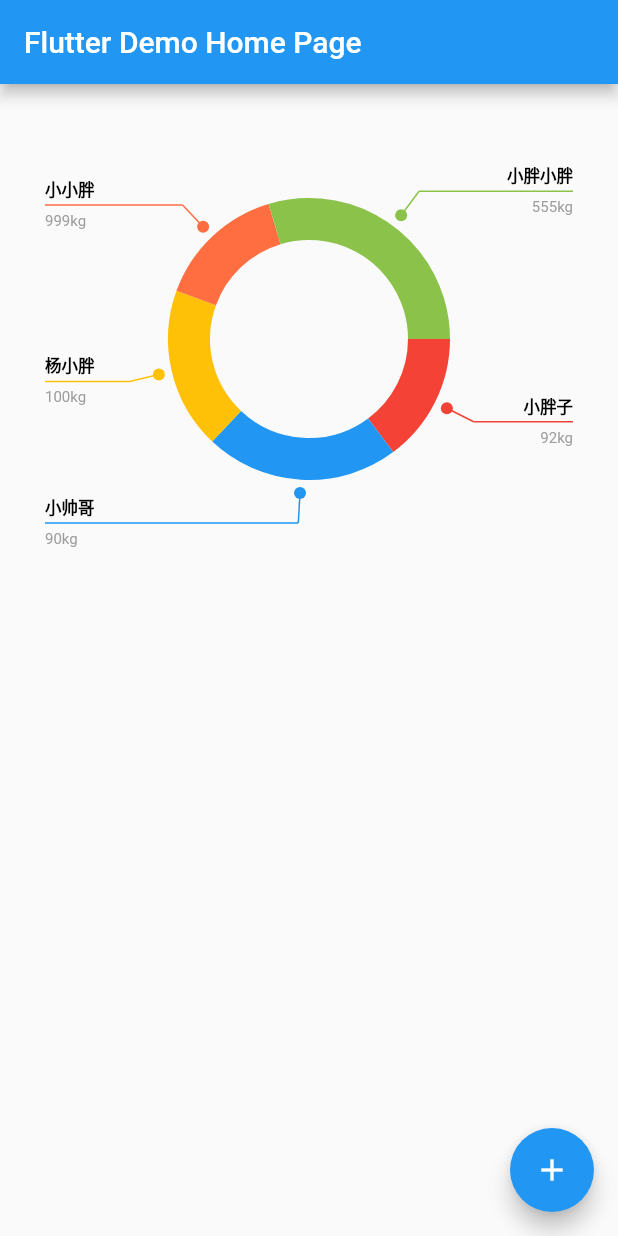
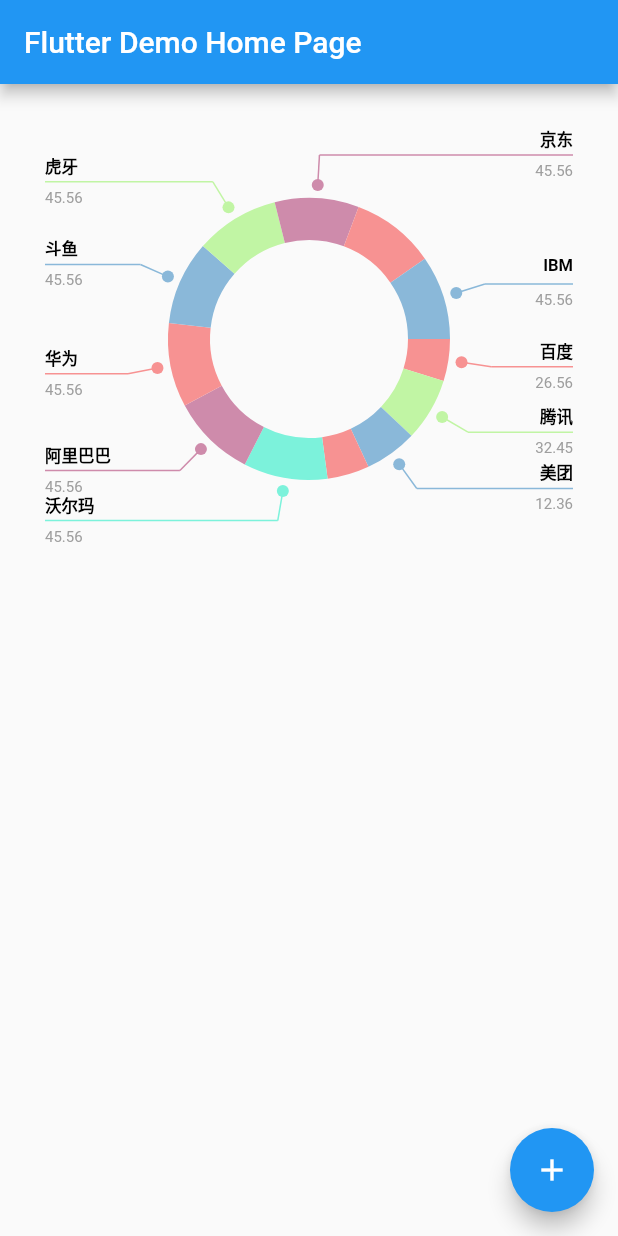
Before and after one commit to old-traveler/flutter_dsic, a Flutter app: the screen it shows after launch, on a phone screen of 412 x 824 dp. Run offline on Flutter 3.47's test engine with Material 2 defaults, Android fonts, the phone set to English and light mode, and no system bars.

```diff
--- a/example/lib/main.dart
+++ b/example/lib/main.dart
@@ -34,33 +34,68 @@ class _MyHomePageState extends State<MyHomePage> {
       appBar: AppBar(title: Text(widget.title)),
       body: Container(
           child: Disc(
-            padding: EdgeInsets.symmetric(vertical: 50,horizontal: 20),
+        padding: EdgeInsets.symmetric(vertical: 50, horizontal: 20),
         items: [
           DiscItem(
               value: 20,
-                  color: Colors.red,
-                  topText: '小胖子',
-                  bottomText: '92kg'),
+              color: Color(0xfff79292),
+              topText: '百度',
+              bottomText: '26.56'),
           DiscItem(
               value: 30,
-                  color: Colors.blue,
-                  topText: '小帅哥',
-                  bottomText: '90kg'),
+              color: Color(0xFFc1f5a4),
+              topText: '腾讯',
+              bottomText: '32.45'),
           DiscItem(
               value: 25,
-                  color: Colors.amber,
-                  topText: '杨小胖',
-                  bottomText: '100kg'),
+              color: Color(0xff8ab8d9),
+              topText: '美团',
+              bottomText: '12.36'),
           DiscItem(
               value: 20,
-                  color: Colors.deepOrangeAccent,
-                  topText: '小小胖',
-                  bottomText: '999kg'),
+              color: Color(0xfff79292),
+              topText: 'Google',
+              bottomText: '56.23'),
           DiscItem(
               value: 40,
-                  color: Colors.lightGreen,
-                  topText: '小胖小胖',
-                  bottomText: '555kg'),
+              color: Color(0xff7cf2db),
+              topText: '沃尔玛',
+              bottomText: '45.56'),
+          DiscItem(
+              value: 40,
+              color: Color(0xffce8bab),
+              topText: '阿里巴巴',
+              bottomText: '45.56'),
+          DiscItem(
+              value: 40,
+              color: Color(0xfff79292),
+              topText: '华为',
+              bottomText: '45.56'),
+          DiscItem(
+              value: 40,
+              color: Color(0xff8ab8d9),
+              topText: '斗鱼',
+              bottomText: '45.56'),
+          DiscItem(
+              value: 40,
+              color: Color(0xFFc1f5a4),
+              topText: '虎牙',
+              bottomText: '45.56'),
+          DiscItem(
+              value: 40,
+              color: Color(0xffce8bab),
+              topText: '京东',
+              bottomText: '45.56'),
+          DiscItem(
+              value: 40,
+              color: Color(0xfff79292),
+              topText: 'Windows',
+              bottomText: '45.56'),
+          DiscItem(
+              value: 40,
+              color: Color(0xff8ab8d9),
+              topText: 'IBM',
+              bottomText: '45.56'),
         ],
         duration: Duration(milliseconds: 2000),
         radius: 80,
--- a/lib/dsic.dart
+++ b/lib/dsic.dart
@@ -113,6 +113,7 @@ class _DiscPaint extends CustomPainter {
     double temp = 0;
     mPaint.color = Colors.transparent;
     canvas.drawArc(rect, 0, 2 * pi, false, mPaint);
+    Offset lastPaintPoint;
     items.forEach((item) {
       mPaint.style = PaintingStyle.stroke;
       mPaint.strokeWidth = strokeWidth;
@@ -128,22 +129,41 @@ class _DiscPaint extends CustomPainter {
       final itemRadius = radius / 20;
       final itemRect = startPoint.translate(-itemRadius, -itemRadius) &
           Size.fromRadius(itemRadius);
-      canvas.drawArc(itemRect, 0, (value * 4).clamp(0, 2) * pi, false, mPaint);
       mPaint.strokeWidth = 1;
       final lastPoint = getPointByMidPoint(size, endPoint);
+      bool canPaint(Offset it) {
+        if (lastPaintPoint == null) {
+          return true;
+        }
+        return (it.dx * lastPaintPoint.dx < 0) ||
+            (it.dy - lastPaintPoint.dy).abs() >
+                topTextStyle.fontSize + 12 + bottomTextStyle.fontSize;
+      }
+
+      if (canPaint(lastPoint)) {
+        canvas.drawArc(
+            itemRect, 0, (value * 4).clamp(0, 2) * pi, false, mPaint);
+        paintItemLine(canvas, startPoint, endPoint, lastPoint, item);
+        lastPaintPoint = lastPoint;
+      }
+    });
+  }
+
+  void paintItemLine(Canvas canvas, Offset startPoint, Offset midPoint,
+      Offset lastPoint, DiscItem item) {
     if (value > 0.5) {
       double scale = ((value - 0.5) / 0.2).clamp(0.0, 1.0);
       final _endPoint = Offset(
-            startPoint.dx + (endPoint.dx - startPoint.dx) * scale,
-            startPoint.dy + (endPoint.dy - startPoint.dy) * scale);
+          startPoint.dx + (midPoint.dx - startPoint.dx) * scale,
+          startPoint.dy + (midPoint.dy - startPoint.dy) * scale);
       canvas.drawLine(startPoint, _endPoint, mPaint);
     }
     if (value > 0.7) {
       double scale = ((value - 0.7) / 0.3).clamp(0.0, 1.0);
       final _lastPoint = Offset(
-            endPoint.dx + (lastPoint.dx - endPoint.dx) * scale,
-            endPoint.dy + (lastPoint.dy - endPoint.dy) * scale);
-        canvas.drawLine(endPoint, _lastPoint, mPaint);
+          midPoint.dx + (lastPoint.dx - midPoint.dx) * scale,
+          midPoint.dy + (lastPoint.dy - midPoint.dy) * scale);
+      canvas.drawLine(midPoint, _lastPoint, mPaint);
     }
     topTextPainter.text = TextSpan(text: item.topText, style: topTextStyle);
     bottomTextPainter.text =
@@ -158,7 +178,6 @@ class _DiscPaint extends CustomPainter {
         canvas,
         lastPoint.translate(
             lastPoint.dx <= 0 ? 0 : -bottomTextPainter.width, 5));
-    });
   }
 
   Offset getPointByMidPoint(Size size, Offset offset) {
```
Lines whose indentation alone changed are shown as unchanged.
